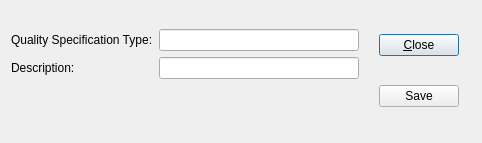
Qt form source/quality/foundation-database/uiforms/qspectype.ui (tomdatkins/xtuple) before a commit.
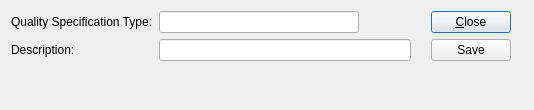
The same form after that commit. Custom widgets are drawn as their Qt base class.

Patch:
```diff
--- a/source/quality/foundation-database/uiforms/qspectype.ui
+++ b/source/quality/foundation-database/uiforms/qspectype.ui
@@ -13,25 +13,18 @@
    <rect>
     <x>0</x>
     <y>0</y>
-    <width>461</width>
-    <height>143</height>
+    <width>534</width>
+    <height>110</height>
    </rect>
   </property>
   <property name="windowTitle">
    <string>Quality Specification Type</string>
   </property>
-  <layout class="QGridLayout" name="gridLayout">
-   <item row="0" column="0">
-    <layout class="QFormLayout" name="formLayout">
-     <property name="fieldGrowthPolicy">
-      <enum>QFormLayout::FieldsStayAtSizeHint</enum>
-     </property>
-     <property name="topMargin">
-      <number>18</number>
-     </property>
-     <property name="bottomMargin">
-      <number>18</number>
-     </property>
+  <layout class="QVBoxLayout" name="verticalLayout_2">
+   <item>
+    <layout class="QHBoxLayout" name="horizontalLayout_3">
+     <item>
+      <layout class="QGridLayout" name="gridLayout_2">
      <item row="0" column="0">
       <widget class="QLabel" name="_nameLit">
        <property name="text">
@@ -42,16 +35,6 @@
        </property>
       </widget>
      </item>
-     <item row="0" column="1">
-      <widget class="XLineEdit" name="_name">
-       <property name="minimumSize">
-        <size>
-         <width>200</width>
-         <height>0</height>
-        </size>
-       </property>
-      </widget>
-     </item>
      <item row="1" column="0">
       <widget class="QLabel" name="_descripLit">
        <property name="text">
@@ -59,6 +42,33 @@
        </property>
       </widget>
      </item>
+       <item row="0" column="1">
+        <layout class="QHBoxLayout" name="horizontalLayout">
+         <item>
+          <widget class="XLineEdit" name="_name">
+           <property name="minimumSize">
+            <size>
+             <width>200</width>
+             <height>0</height>
+            </size>
+           </property>
+          </widget>
+         </item>
+         <item>
+          <spacer name="horizontalSpacer">
+           <property name="orientation">
+            <enum>Qt::Horizontal</enum>
+           </property>
+           <property name="sizeHint" stdset="0">
+            <size>
+             <width>40</width>
+             <height>20</height>
+            </size>
+           </property>
+          </spacer>
+         </item>
+        </layout>
+       </item>
      <item row="1" column="1">
       <widget class="QLineEdit" name="_desc">
        <property name="minimumSize">
@@ -69,22 +79,9 @@
        </property>
       </widget>
      </item>
-     <item row="2" column="0">
-      <spacer name="verticalSpacer_2">
-       <property name="orientation">
-        <enum>Qt::Vertical</enum>
-       </property>
-       <property name="sizeHint" stdset="0">
-        <size>
-         <width>20</width>
-         <height>40</height>
-        </size>
-       </property>
-      </spacer>
-     </item>
-    </layout>
-   </item>
-   <item row="0" column="1">
+      </layout>
+     </item>
+     <item>
     <layout class="QVBoxLayout" name="verticalLayout">
      <property name="leftMargin">
       <number>14</number>
@@ -125,6 +122,21 @@
     </layout>
    </item>
   </layout>
+   </item>
+   <item>
+    <spacer name="verticalSpacer_2">
+     <property name="orientation">
+      <enum>Qt::Vertical</enum>
+     </property>
+     <property name="sizeHint" stdset="0">
+      <size>
+       <width>20</width>
+       <height>40</height>
+      </size>
+     </property>
+    </spacer>
+   </item>
+  </layout>
  </widget>
  <customwidgets>
   <customwidget>
```
Left out of the diff: 10 changed lines with no effect on the pictures. Lines whose indentation alone changed are shown as unchanged.
